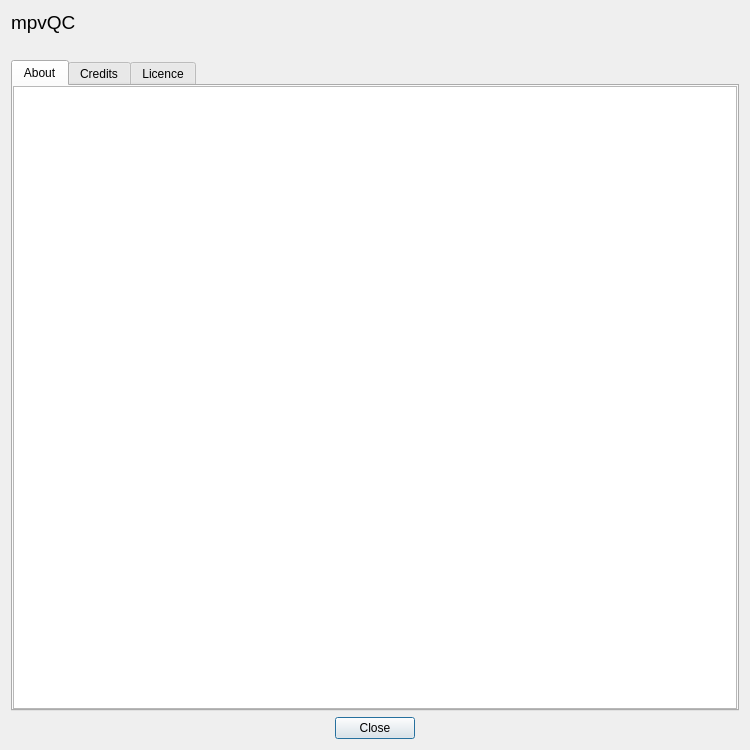
Qt form data/ui/dialog_about.ui (mpvqc/mpvQC) before a commit.
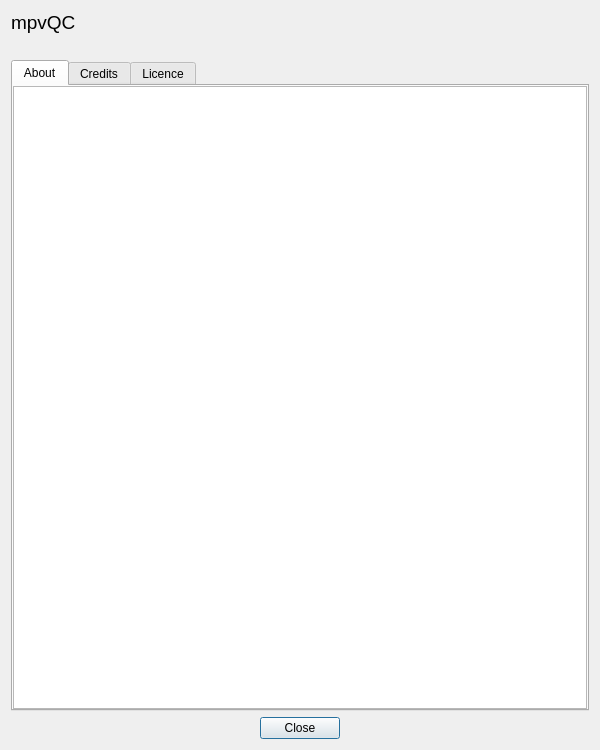
The same form after that commit.

Commit message: Make about dialog width smaller

```diff
--- a/data/ui/dialog_about.ui
+++ b/data/ui/dialog_about.ui
@@ -6,7 +6,7 @@
    <rect>
     <x>0</x>
     <y>0</y>
-    <width>750</width>
+    <width>600</width>
     <height>750</height>
    </rect>
   </property>
```
The commit also changes 1 other file.
